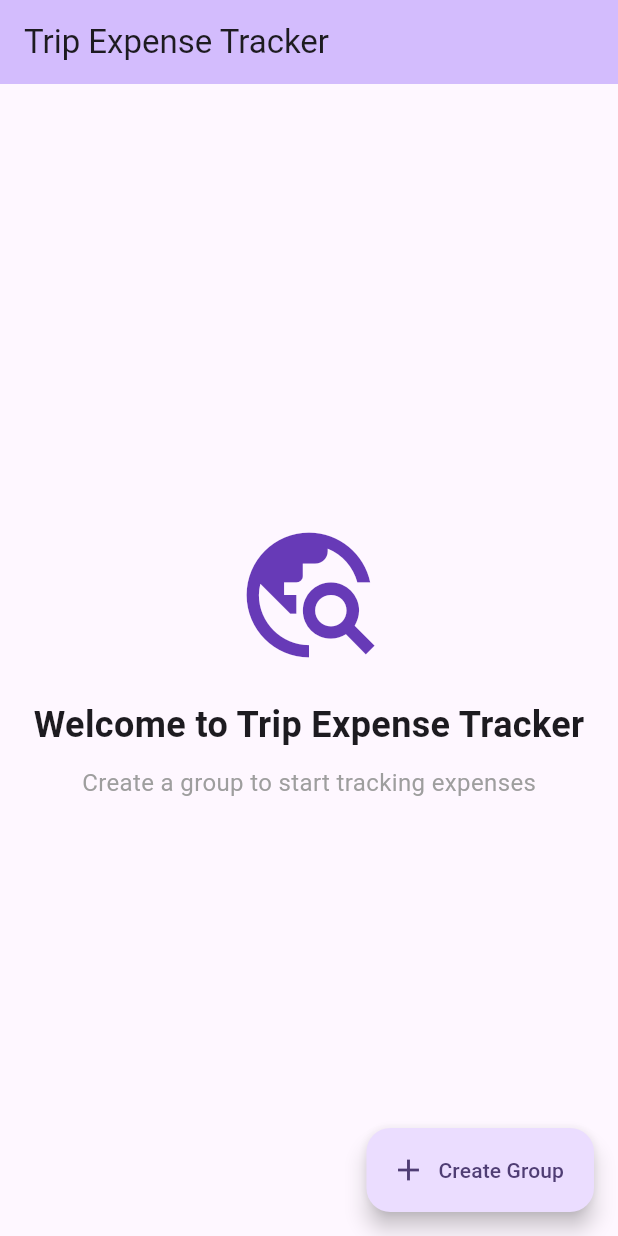
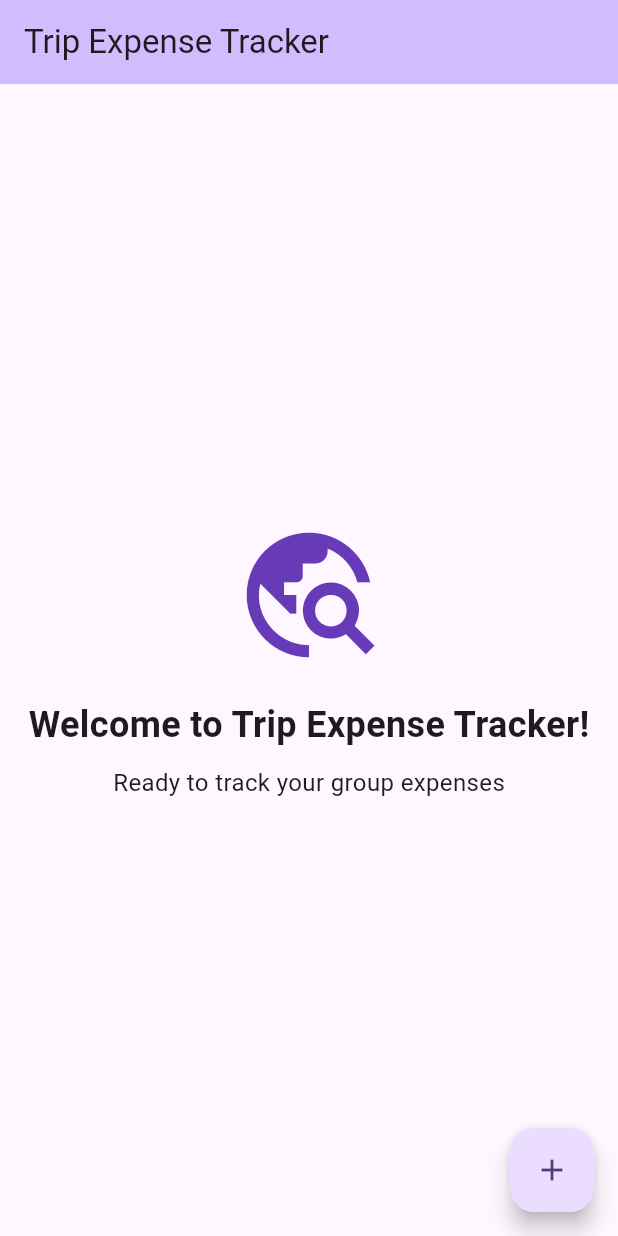
Before and after one commit to ethanisthin/Tally, a Flutter app: the screen it shows after launch, on a phone screen of 412 x 824 dp. Run offline on Flutter 3.47's test engine with Material 3 defaults, Android fonts, the phone set to English and light mode, and no system bars.

Commit message:
fix: update HomeScreen layout and text for consistency and clarity

```diff
--- a/trip_expense_tracker/lib/screens/home_screen.dart
+++ b/trip_expense_tracker/lib/screens/home_screen.dart
@@ -8,8 +8,8 @@ class HomeScreen extends StatelessWidget {
   Widget build(BuildContext context) {
     return Scaffold(
       appBar: AppBar(
+        title: const Text('Trip Expense Tracker'),
         backgroundColor: Theme.of(context).colorScheme.inversePrimary,
-        title: const Text('Trip Expense Tracker'),
       ),
       body: const Center(
         child: Column(
@@ -22,7 +22,7 @@ class HomeScreen extends StatelessWidget {
             ),
             SizedBox(height: 20),
             Text(
-              'Welcome to Trip Expense Tracker',
+              'Welcome to Trip Expense Tracker!',
               style: TextStyle(
                 fontSize: 24,
                 fontWeight: FontWeight.bold,
@@ -30,24 +30,27 @@ class HomeScreen extends StatelessWidget {
             ),
             SizedBox(height: 10),
             Text(
-              'Create a group to start tracking expenses',
-              style: TextStyle(
-                fontSize: 16,
-                color: Colors.grey,
-              ),
+              'Ready to track your group expenses',
+              style: TextStyle(fontSize: 16),
             ),
           ],
         ),
       ),
-      floatingActionButton: FloatingActionButton.extended(
-        onPressed: () {
-          Navigator.push(
+      floatingActionButton: FloatingActionButton(
+        onPressed: () async {
+          final result = await Navigator.push(
             context,
-            MaterialPageRoute(builder: (context) => const CreateGroupScreen()),
+            MaterialPageRoute(
+              builder: (context) => const CreateGroupScreen(),
+            ),
           );
+
+          if (result == true) {
+            print('Group created successfully!');
+          }
         },
-        icon: const Icon(Icons.add),
-        label: const Text('Create Group'),
+        tooltip: 'Create Group',
+        child: const Icon(Icons.add),
       ),
     );
   }
```
